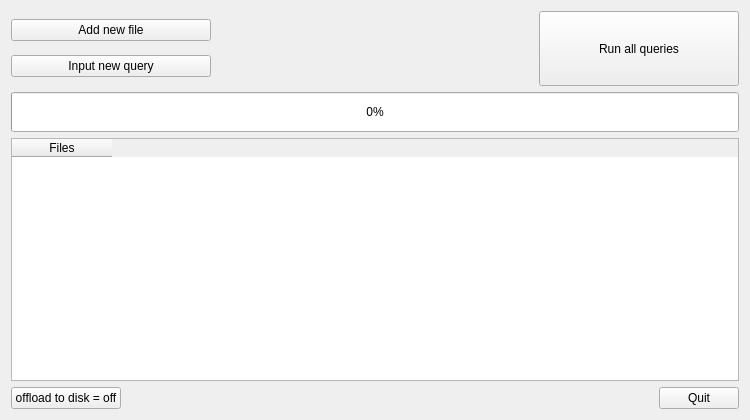
This is Helix/GUI/mainwindow.ui in evertheylen/TA_TO as Qt 5 draws it before an edit. The edited form follows.
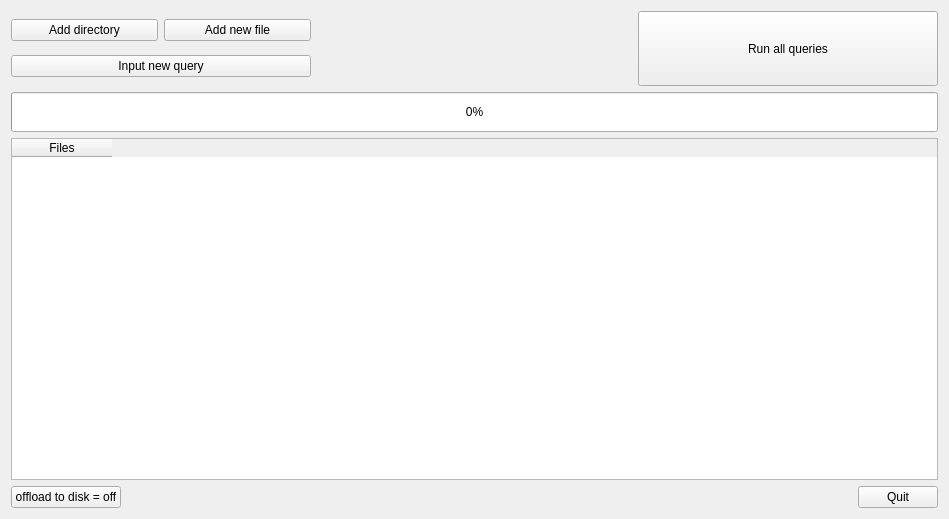
This is the edited form. Icons and pictures are not drawn.

```diff
--- a/Helix/GUI/mainwindow.ui
+++ b/Helix/GUI/mainwindow.ui
@@ -6,8 +6,8 @@
    <rect>
     <x>0</x>
     <y>0</y>
-    <width>750</width>
-    <height>420</height>
+    <width>949</width>
+    <height>519</height>
    </rect>
   </property>
   <property name="maximumSize">
@@ -131,10 +131,19 @@
          <number>0</number>
         </property>
         <item>
+         <layout class="QHBoxLayout" name="horizontalLayout_5">
+          <item>
+           <widget class="QPushButton" name="add_dir">
+            <property name="text">
+             <string>Add directory</string>
+            </property>
+           </widget>
+          </item>
+          <item>
          <widget class="QPushButton" name="pushButton">
           <property name="minimumSize">
            <size>
-            <width>200</width>
+              <width>0</width>
             <height>0</height>
            </size>
           </property>
@@ -146,11 +155,13 @@
           </property>
          </widget>
         </item>
+         </layout>
+        </item>
         <item>
          <widget class="QPushButton" name="addtestbutton">
           <property name="minimumSize">
            <size>
-            <width>200</width>
+            <width>300</width>
             <height>0</height>
            </size>
           </property>
@@ -222,7 +233,7 @@
         </property>
         <property name="minimumSize">
          <size>
-          <width>200</width>
+          <width>300</width>
           <height>75</height>
          </size>
         </property>
```
Lines whose indentation alone changed are shown as unchanged.
